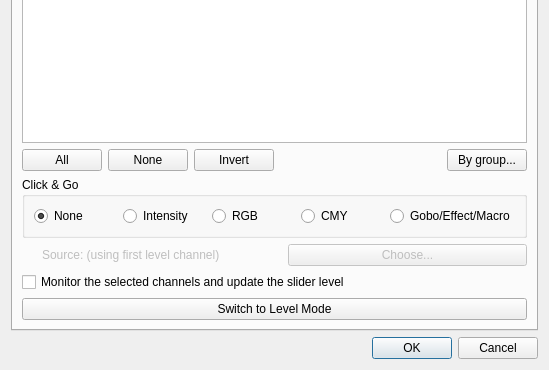
filipolszewsk/qlcplus, file ui/src/virtualconsole/vcsliderproperties.ui: the form before one commit; both pictures show x 0 to 549 and y 224 to 594 of the 549 by 594 pixel window.
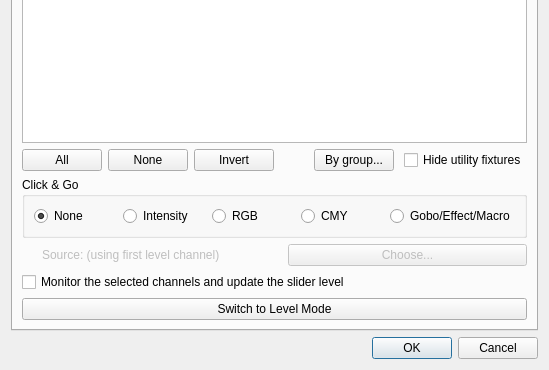
The form after the commit. The open tabs and pages were chosen to show the change. Icons and pictures are not drawn.

Commit message: feat: add hide-utility-fixtures toggle to widget dialogs + multi-select hide

```diff
--- a/ui/src/virtualconsole/vcsliderproperties.ui
+++ b/ui/src/virtualconsole/vcsliderproperties.ui
@@ -383,6 +383,22 @@
            </property>
           </widget>
          </item>
+         <item>
+          <spacer>
+           <property name="orientation"><enum>Qt::Horizontal</enum></property>
+           <property name="sizeHint" stdset="0"><size><width>10</width><height>20</height></size></property>
+          </spacer>
+         </item>
+         <item>
+          <widget class="QCheckBox" name="m_levelHideUtilityCheck">
+           <property name="toolTip">
+            <string>Hide utility fixtures from the list</string>
+           </property>
+           <property name="text">
+            <string>Hide utility fixtures</string>
+           </property>
+          </widget>
+         </item>
         </layout>
        </item>
        <item>
```
The commit also changes 9 other files.
